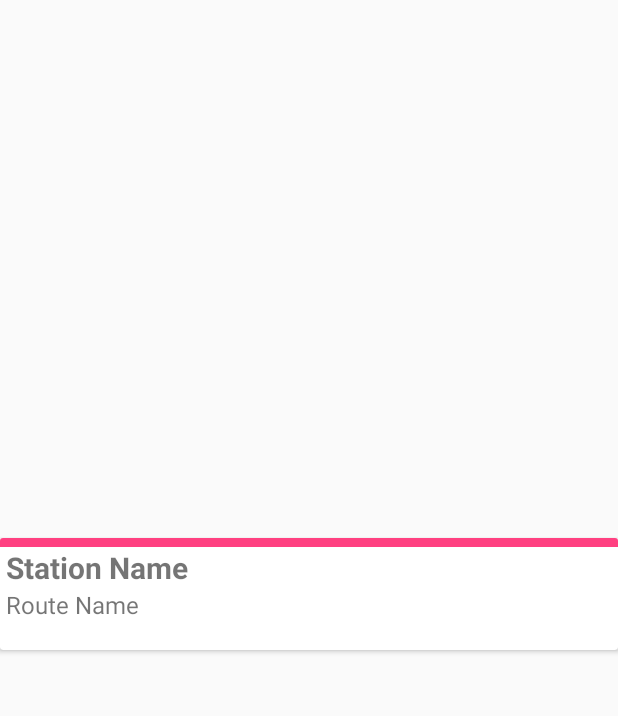
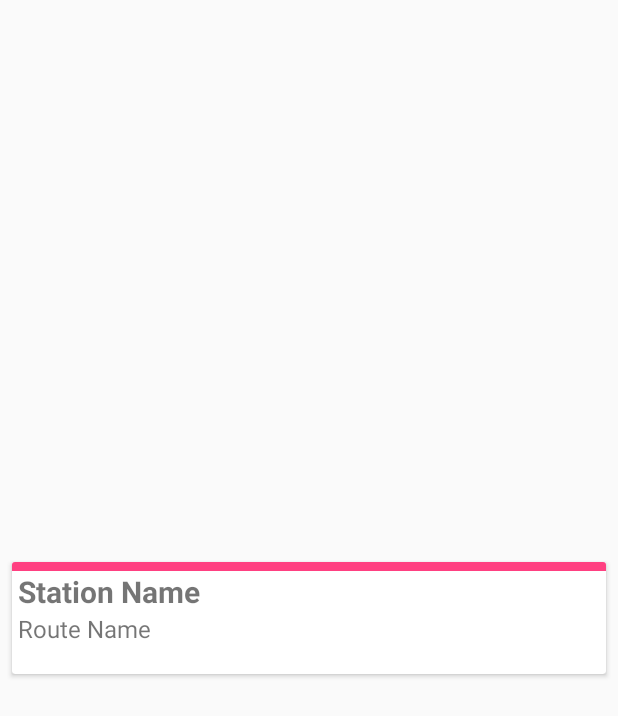
Before and after one commit to chandsie/BartApp, an Android app: the layout list_item_favorite_card.xml on its own in the app's theme, with its tools: preview values and no code run, on a phone screen of 412 x 824 dp. Shown: the top 716 px of the screen. Run offline under Robolectric (Android 15) with nearby library versions, the phone set to English and light mode, and no system bars; network calls fail.

Commit message:
Cleanup margins and redundant views in real time departures

```diff
--- a/app/src/main/java/com/shreyaschand/bart/fragment/DeparturesFragment.java
+++ b/app/src/main/java/com/shreyaschand/bart/fragment/DeparturesFragment.java
@@ -49,7 +49,7 @@ public class DeparturesFragment extends BaseFragment {
 
     @Override
     public View onCreateView(LayoutInflater inflater, ViewGroup container, Bundle savedInstanceState) {
-        View root = inflater.inflate(R.layout.fragment_favorites, container, false);
+        View root = inflater.inflate(R.layout.fragment_departures, container, false);
         ButterKnife.inject(this, root);
         listView.setHasFixedSize(true);
         listView.setLayoutManager(new LinearLayoutManager(getActivity()));
--- a/app/src/main/res/layout/list_item_favorite_card.xml
+++ b/app/src/main/res/layout/list_item_favorite_card.xml
@@ -5,7 +5,7 @@
     android:layout_width="match_parent"
     android:layout_height="wrap_content"
     android:layout_gravity="center"
-    android:layout_marginBottom="@dimen/activity_horizontal_margin">
+    android:layout_margin="8dp">
 
     <View
         android:id="@+id/color_stripe"
@@ -17,32 +17,32 @@
         android:layout_width="match_parent"
         android:layout_height="wrap_content"
         android:layout_marginTop="6dp"
+        android:orientation="vertical"
         android:paddingLeft="4dp"
-        android:paddingRight="4dp"
-        android:orientation="vertical">
+        android:paddingRight="4dp">
 
         <TextView
             android:id="@+id/title"
             android:layout_width="match_parent"
             android:layout_height="match_parent"
+            android:text="Station Name"
+            android:textSize="@dimen/text_size_title"
             android:textStyle="bold"
-            android:textSize="@dimen/text_size_title"
-            android:text="Station Name"
             tools:ignore="HardcodedText" />
 
         <TextView
             android:id="@+id/subtitle"
             android:layout_width="match_parent"
             android:layout_height="match_parent"
+            android:text="Route Name"
             android:textSize="@dimen/text_size_subtitle"
-            android:text="Route Name"
             tools:ignore="HardcodedText" />
 
         <TextView
             android:id="@+id/estimates"
             android:layout_width="match_parent"
             android:layout_height="wrap_content"
-            android:textSize="@dimen/text_size_small"
-            android:orientation="vertical" />
+            android:orientation="vertical"
+            android:textSize="@dimen/text_size_small" />
     </LinearLayout>
 </android.support.v7.widget.CardView>
```
Also changed, not shown: app/src/main/res/layout/fragment_departures.xml (added, +9 -0 lines), app/src/main/res/layout/fragment_favorites.xml (deleted, +0 -15 lines).
